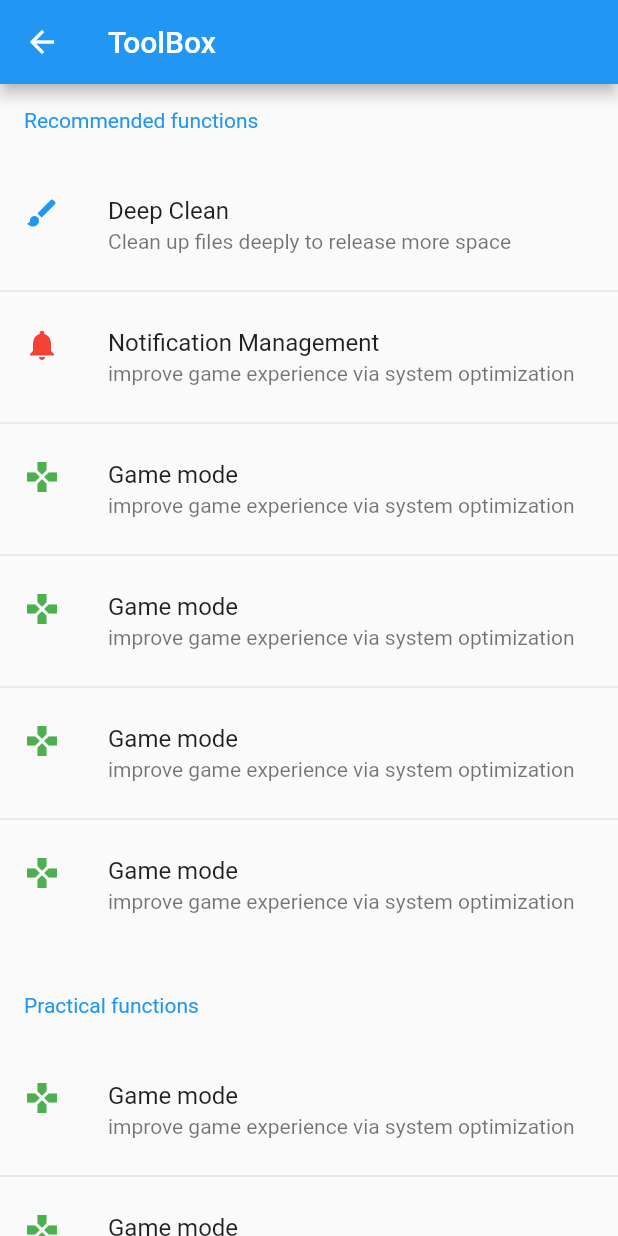
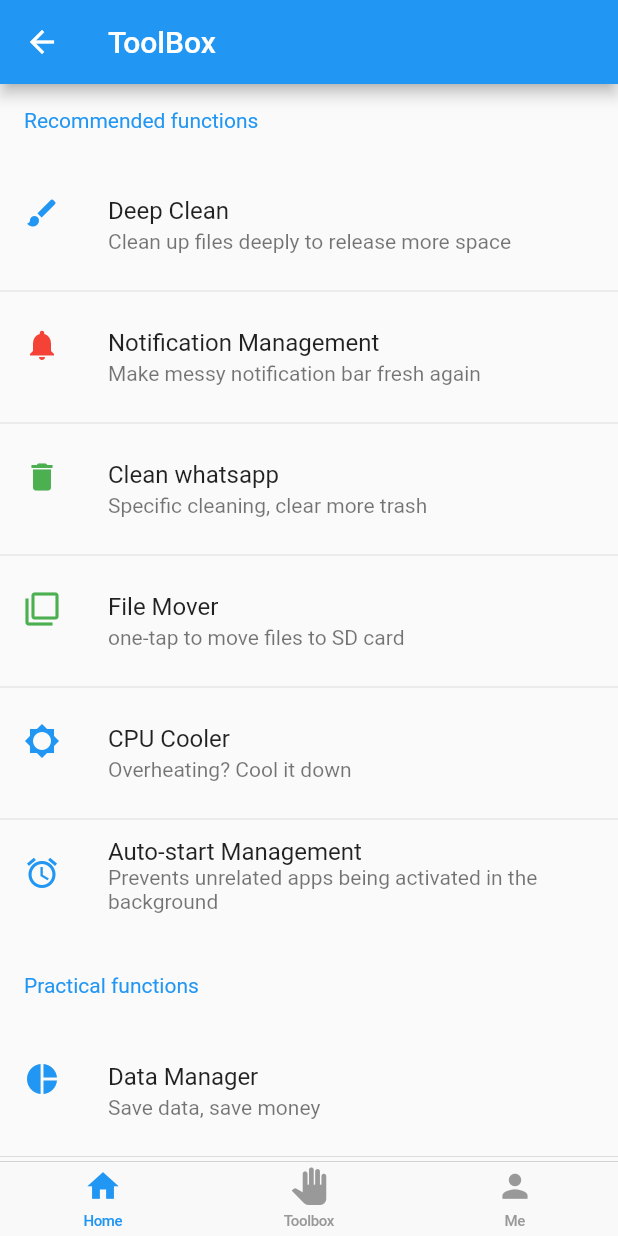
Before and after one commit to kutigbolahan/Phone-Manager, a Flutter app: the screen it shows after launch, after a tap on "Toolbox", on a phone screen of 412 x 824 dp. Run offline on Flutter 3.47's test engine with Material 2 defaults, Android fonts, the phone set to English and light mode, and no system bars.

Commit message:
Changes to be committed:

```diff
--- a/lib/main.dart
+++ b/lib/main.dart
@@ -10,7 +10,8 @@ class MyApp extends StatelessWidget {
   @override
   Widget build(BuildContext context) {
     return MaterialApp(
-      title: 'Flutter Demo',
+      debugShowCheckedModeBanner: false,
+      title: 'Phone Manager',
       theme: ThemeData(
         primarySwatch: Colors.blue,
       ),
@@ -25,34 +26,39 @@ class MyHomePage extends StatefulWidget {
 }
 
 class _MyHomePageState extends State<MyHomePage> {
-  int _currentindex = 0;
+  int _currentTab = 0;
 
   @override
   Widget build(BuildContext context) {
     return Scaffold(
       appBar: AppBar(
-        backgroundColor: Colors.blue,
+        backgroundColor: Colors.indigo[600],
         title: Text(
-          'Phone Master',
+          'Phone Manager',
           style: TextStyle(color: Colors.white),
         ),
       ),
       body: SingleChildScrollView(
         child: Column(
           mainAxisAlignment: MainAxisAlignment.center,
-          // crossAxisAlignment: CrossAxisAlignment.start,
+
           children: <Widget>[
             Container(
               width: 500,
-              height: 200,
-              color: Colors.blue,
+              height: 250,
+              color: Colors.indigo[600],
               child: Column(
                 children: <Widget>[
-                  // Image.asset(null),
+                   Container(
+                     width: 120,
+                     height: 120,
+                     child: Image.asset('assets/images/password.png', fit: BoxFit.contain,)),
+                 SizedBox(height: 10,),
                   Text(
                     'Set cellular plan to control your mobile data',
                     style: TextStyle(color: Colors.white),
                   ),
+                  SizedBox(height: 10,),
                   RaisedButton(
                       color: Colors.white,
                       shape: RoundedRectangleBorder(
@@ -61,7 +67,7 @@ class _MyHomePageState extends State<MyHomePage> {
                       onPressed: null,
                       child: Text(
                         'SET NOW',
-                        style: TextStyle(color: Colors.blue),
+                        style: TextStyle(color: Colors.white),
                       ))
                 ],
               ),
@@ -76,11 +82,11 @@ class _MyHomePageState extends State<MyHomePage> {
                       children: <Widget>[
                         Icon(
                           Icons.restore_from_trash,
-                          color: Colors.blue,
+                          color: Colors.indigo[600],
                         ),
                         Text('Junk Files'),
                         SizedBox(height: 40),
-                        Icon(Icons.data_usage, color: Colors.blue),
+                        Icon(Icons.data_usage, color:Colors.indigo[600]),
                         Text('Data Manager'),
                       ],
                     ),
@@ -92,10 +98,10 @@ class _MyHomePageState extends State<MyHomePage> {
                     padding: const EdgeInsets.all(16.0),
                     child: Column(
                       children: <Widget>[
-                        Icon(Icons.brightness_low, color: Colors.blue),
+                        Icon(Icons.brightness_low, color: Colors.indigo[600]),
                         Text('Cpu Cooler'),
                         SizedBox(height: 40),
-                        Icon(Icons.battery_charging_full, color: Colors.blue),
+                        Icon(Icons.battery_charging_full, color: Colors.indigo[600]),
                         Text('Power Saving'),
                       ],
                     ),
@@ -107,10 +113,10 @@ class _MyHomePageState extends State<MyHomePage> {
                     padding: const EdgeInsets.all(16.0),
                     child: Column(
                       children: <Widget>[
-                        Icon(Icons.phone_android, color: Colors.blue),
+                        Icon(Icons.phone_android, color: Colors.indigo[600]),
                         Text('Phone Boost'),
                         SizedBox(height: 40),
-                        Icon(Icons.lock, color: Colors.blue),
+                        Icon(Icons.lock, color: Colors.indigo[600]),
                         Text('App Lock'),
                       ],
                     ),
@@ -177,10 +183,10 @@ class _MyHomePageState extends State<MyHomePage> {
 
       ),
       bottomNavigationBar: CupertinoTabBar(
-          currentIndex: _currentindex,
-          onTap: (index) {
+          currentIndex: _currentTab,
+          onTap: (int index) {
             setState(() {
-              _currentindex = index;
+              _currentTab = index;
             });
           },
           activeColor: Colors.blue,
--- a/lib/toolbox.dart
+++ b/lib/toolbox.dart
@@ -1,6 +1,15 @@
+import 'package:flutter/cupertino.dart';
 import 'package:flutter/material.dart';
+import 'package:phonemaster/me.dart';
 
-class ToolBox extends StatelessWidget {
+class ToolBox extends StatefulWidget {
+  @override
+  _ToolBoxState createState() => _ToolBoxState();
+}
+
+class _ToolBoxState extends State<ToolBox> {
+  int _currentTab = 0;
+
   @override
   Widget build(BuildContext context) {
     return Scaffold(
@@ -34,7 +43,82 @@ class ToolBox extends StatelessWidget {
                   ),
                   title: Text('Notification Management'),
                   subtitle:
-                      Text('improve game experience via system optimization'),
+                      Text('Make messy notification bar fresh again'),
+                ),
+                Divider(),
+          ListTile(
+                  leading: Icon(
+                    Icons.delete,
+                    color: Colors.green,
+                  ),
+                  title: Text('Clean whatsapp'),
+                  subtitle:
+                      Text('Specific cleaning, clear more trash'),
+                ),
+                Divider(),
+          ListTile(
+                  leading: Icon(
+                    Icons.filter_none,
+                    color: Colors.green,
+                  ),
+                  title: Text('File Mover'),
+                  subtitle:
+                      Text('one-tap to move files to SD card'),
+                ),
+                Divider(),
+          ListTile(
+                  leading: Icon(
+                    Icons.brightness_low,
+                    color: Colors.blue,
+                  ),
+                  title: Text('CPU Cooler'),
+                  subtitle:
+                      Text('Overheating? Cool it down'),
+                ),
+                Divider(),
+          ListTile(
+                  leading: Icon(
+                    Icons.alarm,
+                    color: Colors.blue,
+                  ),
+                  title: Text('Auto-start Management'),
+                  subtitle:
+                      Text('Prevents unrelated apps being activated in the background'),
+                ),
+                SizedBox(height: 20,),
+                Padding(
+                  padding: const EdgeInsets.all(16.0),
+                  child: Text('Practical functions', style: TextStyle(color:Colors.blue),),
+                ),
+                SizedBox(height: 10,),
+                 ListTile(
+                  leading: Icon(
+                    Icons.pie_chart,
+                    color: Colors.blue,
+                  ),
+                  title: Text('Data Manager'),
+                  subtitle:
+                      Text('Save data, save money'),
+                ),
+                Divider(),
+          ListTile(
+                  leading: Icon(
+                    Icons.security,
+                    color: Colors.blue,
+                  ),
+                  title: Text('harrasment Filter'),
+                  subtitle:
+                      Text('Away from harasment'),
+                ),
+                Divider(),
+          ListTile(
+                  leading: Icon(
+                    Icons.lock,
+                    color: Colors.teal,
+                  ),
+                  title: Text('App Lock'),
+                  subtitle:
+                      Text('Protect the privacy data and the property'),
                 ),
                 Divider(),
           ListTile(
@@ -49,110 +133,60 @@ class ToolBox extends StatelessWidget {
                 Divider(),
           ListTile(
                   leading: Icon(
-                    Icons.games,
-                    color: Colors.green,
+                    Icons.battery_charging_full,
+                    color: Colors.green[300],
                   ),
-                  title: Text('Game mode'),
+                  title: Text('Smart Charge'),
                   subtitle:
-                      Text('improve game experience via system optimization'),
+                      Text('Remind you changing state to avoid overcharge'),
                 ),
                 Divider(),
           ListTile(
                   leading: Icon(
-                    Icons.games,
-                    color: Colors.green,
+                    Icons.photo_library,
+                    color: Colors.yellow[100],
                   ),
-                  title: Text('Game mode'),
+                  title: Text('Photo Cleaner'),
                   subtitle:
-                      Text('improve game experience via system optimization'),
+                      Text('Remove blurry photo to free up space'),
                 ),
                 Divider(),
           ListTile(
                   leading: Icon(
-                    Icons.games,
-                    color: Colors.green,
+                    Icons.open_in_browser,
+                    color: Colors.red,
                   ),
-                  title: Text('Game mode'),
+                  title: Text('Phoenix browser'),
                   subtitle:
-                      Text('improve game experience via system optimization'),
-                ),
-                SizedBox(height: 20,),
-                Padding(
-                  padding: const EdgeInsets.all(16.0),
-                  child: Text('Practical functions', style: TextStyle(color:Colors.blue),),
-                ),
-                SizedBox(height: 10,),
-                 ListTile(
-                  leading: Icon(
-                    Icons.games,
-                    color: Colors.green,
-                  ),
-                  title: Text('Game mode'),
-                  subtitle:
-                      Text('improve game experience via system optimization'),
-                ),
-                Divider(),
-          ListTile(
-                  leading: Icon(
-                    Icons.games,
-                    color: Colors.green,
-                  ),
-                  title: Text('Game mode'),
-                  subtitle:
-                      Text('improve game experience via system optimization'),
-                ),
-                Divider(),
-          ListTile(
-                  leading: Icon(
-                    Icons.games,
-                    color: Colors.green,
-                  ),
-                  title: Text('Game mode'),
-                  subtitle:
-                      Text('improve game experience via system optimization'),
-                ),
-                Divider(),
-          ListTile(
-                  leading: Icon(
-                    Icons.games,
-                    color: Colors.green,
-                  ),
-                  title: Text('Game mode'),
-                  subtitle:
-                      Text('improve game experience via system optimization'),
-                ),
-                Divider(),
-          ListTile(
-                  leading: Icon(
-                    Icons.games,
-                    color: Colors.green,
-                  ),
-                  title: Text('Game mode'),
-                  subtitle:
-                      Text('improve game experience via system optimization'),
-                ),
-                Divider(),
-          ListTile(
-                  leading: Icon(
-                    Icons.games,
-                    color: Colors.green,
-                  ),
-                  title: Text('Game mode'),
-                  subtitle:
-                      Text('improve game experience via system optimization'),
-                ),
-          ListTile(
-                  leading: Icon(
-                    Icons.games,
-                    color: Colors.green,
-                  ),
-                  title: Text('Game mode'),
-                  subtitle:
-                      Text('improve game experience via system optimization'),
+                      Text('Download video files from video sharing sites'),
+                      trailing: Text('sponsored'),
                 ),
           ],
         ),
       ),
+      bottomNavigationBar: CupertinoTabBar(
+          currentIndex: _currentTab,
+          onTap: (int index) {
+            setState(() {
+              _currentTab = index;
+            });
+          },
+          activeColor: Colors.blue,
+          items: [
+            BottomNavigationBarItem(
+                icon: GestureDetector(
+
+                  child: Icon(Icons.home,size: 25, )), title: Text('Home')),
+            BottomNavigationBarItem(
+                icon: GestureDetector(
+                   onTap: ()=> Navigator.push(context, MaterialPageRoute(builder: (context)=> ToolBox())),
+                  child: Icon(Icons.pan_tool,size: 25,)), title: Text('Toolbox')),
+            BottomNavigationBarItem(
+                icon: GestureDetector(
+
+                   onTap: ()=> Navigator.push(context, MaterialPageRoute(builder: (context)=> Me())),
+                  child: Icon(Icons.person,size: 25,)), title: Text('Me')),
+          ]),
     );
   }
 }
--- a/pubspec.yaml
+++ b/pubspec.yaml
@@ -41,8 +41,8 @@ flutter:
   uses-material-design: true
 
   # To add assets to your application, add an assets section, like this:
-  # assets:
-  #  - images/a_dot_burr.jpeg
+  assets:
+    - assets/images/
   #  - images/a_dot_ham.jpeg
 
   # An image asset can refer to one or more resolution-specific "variants", see
```
Also changed, not shown: lib/me.dart (+108 -3 lines), assets/images/password.png (added), assets/images/shield.png (added), 1 other file.
